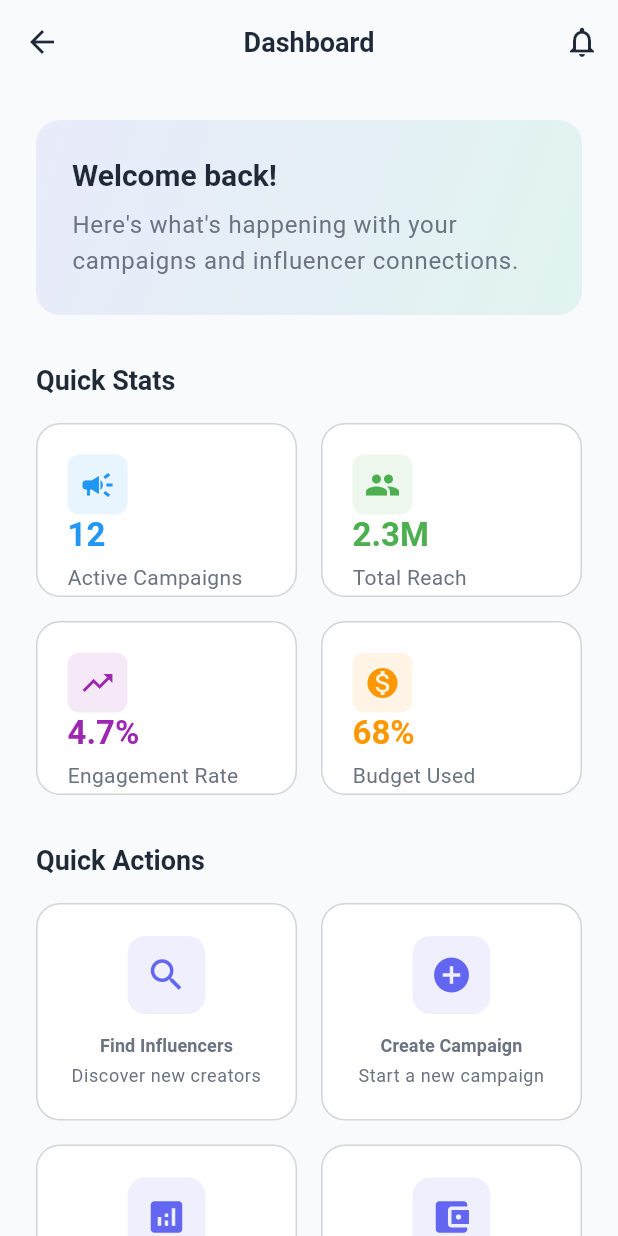
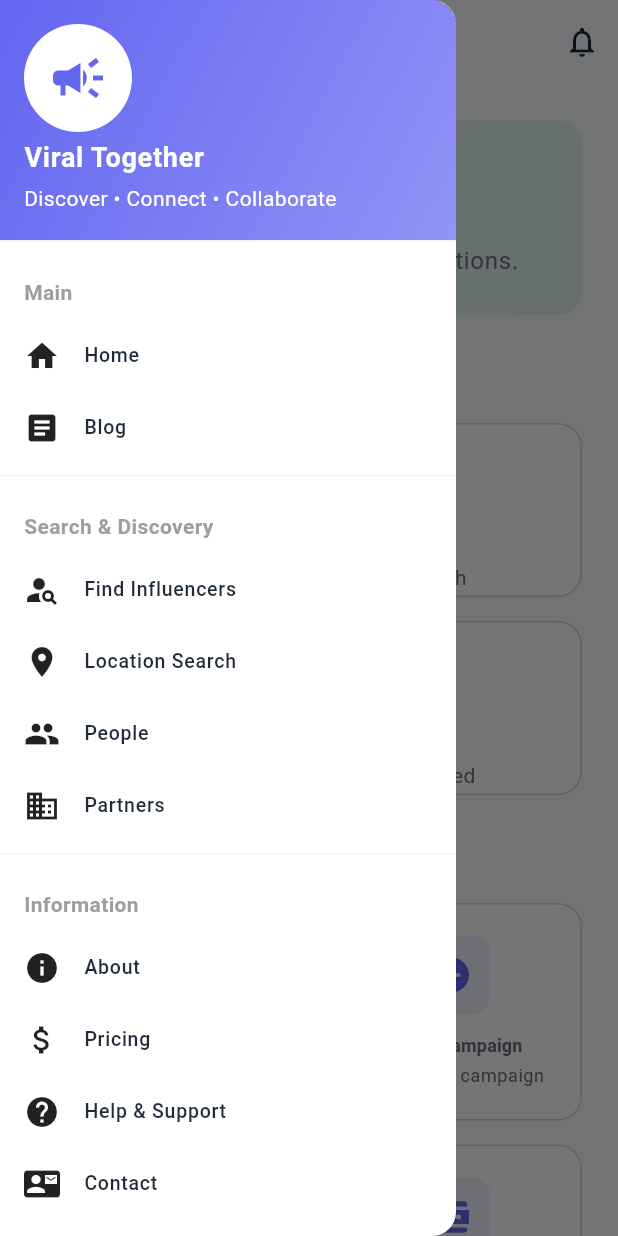
Before and after one commit to Akingbenga1/viral-together-mobile-app, a Flutter app: the DashboardPage screen opened by its route, with the side drawer open (before the commit the screen has no drawer), on a phone screen of 412 x 824 dp. Run offline on Flutter 3.47's test engine with Material 3 defaults, Android fonts, the phone set to English and light mode, and no system bars; our stand-ins replace dio, equatable, flutter_bloc, geocoding, geolocator, google_maps_flutter and 4 more; accounts and stored records are empty.

Commit message:
feat: Add AppDrawer widget and integrate into pages
Adds a reusable AppDrawer widget and includes it in multiple pages for consistent navigation.

Co-authored-by: akinbami.gbenga <akinbami.gbenga@gmail.com>

```diff
--- /dev/null
+++ b/lib/core/widgets/app_drawer.dart
@@ -0,0 +1,353 @@
+import 'package:flutter/material.dart';
+import 'package:flutter_bloc/flutter_bloc.dart';
+import '../../features/auth/bloc/auth_bloc.dart';
+import '../routes/app_router.dart';
+
+class AppDrawer extends StatelessWidget {
+  const AppDrawer({super.key});
+
+  @override
+  Widget build(BuildContext context) {
+    return BlocBuilder<AuthBloc, AuthState>(
+      builder: (context, authState) {
+        final isAuthenticated = authState is AuthAuthenticated;
+        final isAdmin = authState is AuthAuthenticated &&
+                       (authState.user['role'] == 'admin' ||
+                        authState.user['isAdmin'] == true);
+
+        return Drawer(
+          child: ListView(
+            padding: EdgeInsets.zero,
+            children: [
+              // Drawer Header
+              _buildDrawerHeader(context, authState),
+
+              // Main Navigation
+              _buildSectionHeader('Main'),
+              _buildDrawerItem(
+                context,
+                icon: Icons.home,
+                title: 'Home',
+                route: AppRouter.home,
+              ),
+              _buildDrawerItem(
+                context,
+                icon: Icons.dashboard,
+                title: 'Dashboard',
+                route: AppRouter.dashboard,
+                requireAuth: true,
+                isAuthenticated: isAuthenticated,
+              ),
+              _buildDrawerItem(
+                context,
+                icon: Icons.article,
+                title: 'Blog',
+                route: AppRouter.blog,
+              ),
+
+              const Divider(),
+
+              // Search & Discovery
+              _buildSectionHeader('Search & Discovery'),
+              _buildDrawerItem(
+                context,
+                icon: Icons.person_search,
+                title: 'Find Influencers',
+                route: AppRouter.influencerSearch,
+              ),
+              _buildDrawerItem(
+                context,
+                icon: Icons.location_on,
+                title: 'Location Search',
+                route: AppRouter.locationSearch,
+              ),
+              _buildDrawerItem(
+                context,
+                icon: Icons.people,
+                title: 'People',
+                route: AppRouter.people,
+              ),
+              _buildDrawerItem(
+                context,
+                icon: Icons.business,
+                title: 'Partners',
+                route: AppRouter.partners,
+              ),
+
+              const Divider(),
+
+              // Account & Profile
+              if (isAuthenticated) ...[
+                _buildSectionHeader('Account'),
+                _buildDrawerItem(
+                  context,
+                  icon: Icons.person,
+                  title: 'Profile',
+                  route: AppRouter.profile,
+                  requireAuth: true,
+                  isAuthenticated: isAuthenticated,
+                ),
+              ],
+
+              // Admin Section (Only visible to admin users)
+              if (isAdmin) ...[
+                const Divider(),
+                _buildSectionHeader('Admin'),
+                _buildDrawerItem(
+                  context,
+                  icon: Icons.analytics,
+                  title: 'Analytics',
+                  route: AppRouter.adminAnalytics,
+                  requireAuth: true,
+                  isAuthenticated: isAuthenticated,
+                ),
+                _buildDrawerItem(
+                  context,
+                  icon: Icons.business,
+                  title: 'Businesses',
+                  route: AppRouter.adminBusinesses,
+                  requireAuth: true,
+                  isAuthenticated: isAuthenticated,
+                ),
+                _buildDrawerItem(
+                  context,
+                  icon: Icons.star,
+                  title: 'Influencers',
+                  route: AppRouter.adminInfluencers,
+                  requireAuth: true,
+                  isAuthenticated: isAuthenticated,
+                ),
+                _buildDrawerItem(
+                  context,
+                  icon: Icons.attach_money,
+                  title: 'Revenue',
+                  route: AppRouter.adminRevenue,
+                  requireAuth: true,
+                  isAuthenticated: isAuthenticated,
+                ),
+                _buildDrawerItem(
+                  context,
+                  icon: Icons.subscriptions,
+                  title: 'Subscriptions',
+                  route: AppRouter.adminSubscriptions,
+                  requireAuth: true,
+                  isAuthenticated: isAuthenticated,
+                ),
+                const Divider(),
+              ],
+
+              // Information & Support
+              _buildSectionHeader('Information'),
+              _buildDrawerItem(
+                context,
+                icon: Icons.info,
+                title: 'About',
+                route: AppRouter.about,
+              ),
+              _buildDrawerItem(
+                context,
+                icon: Icons.attach_money,
+                title: 'Pricing',
+                route: AppRouter.pricing,
+              ),
+              _buildDrawerItem(
+                context,
+                icon: Icons.help,
+                title: 'Help & Support',
+                route: AppRouter.help,
+              ),
+              _buildDrawerItem(
+                context,
+                icon: Icons.contact_mail,
+                title: 'Contact',
+                route: AppRouter.contact,
+              ),
+              _buildDrawerItem(
+                context,
+                icon: Icons.privacy_tip,
+                title: 'Privacy Policy',
+                route: AppRouter.privacy,
+              ),
+
+              const Divider(),
+
+              // Authentication Actions
+              if (isAuthenticated)
+                _buildDrawerItem(
+                  context,
+                  icon: Icons.logout,
+                  title: 'Sign Out',
+                  onTap: () => _signOut(context),
+                  isDestructive: true,
+                )
+              else ...[
+                _buildDrawerItem(
+                  context,
+                  icon: Icons.login,
+                  title: 'Sign In',
+                  route: AppRouter.login,
+                ),
+                _buildDrawerItem(
+                  context,
+                  icon: Icons.person_add,
+                  title: 'Register',
+                  route: AppRouter.register,
+                ),
+              ],
+
+              // Add some bottom padding
+              const SizedBox(height: 20),
+            ],
+          ),
+        );
+      },
+    );
+  }
+
+  Widget _buildDrawerHeader(BuildContext context, AuthState authState) {
+    return UserAccountsDrawerHeader(
+      decoration: BoxDecoration(
+        gradient: LinearGradient(
+          begin: Alignment.topLeft,
+          end: Alignment.bottomRight,
+          colors: [
+            Theme.of(context).primaryColor,
+            Theme.of(context).primaryColor.withOpacity(0.7),
+          ],
+        ),
+      ),
+      accountName: Text(
+        authState is AuthAuthenticated
+            ? authState.user['name'] ?? authState.user['username'] ?? 'User'
+            : 'Viral Together',
+        style: const TextStyle(
+          fontWeight: FontWeight.bold,
+          fontSize: 18,
+        ),
+      ),
+      accountEmail: Text(
+        authState is AuthAuthenticated
+            ? authState.user['email'] ?? 'user@example.com'
+            : 'Discover • Connect • Collaborate',
+        style: const TextStyle(fontSize: 14),
+      ),
+      currentAccountPicture: CircleAvatar(
+        backgroundColor: Colors.white,
+        child: authState is AuthAuthenticated
+            ? (authState.user['profileImage'] != null
+                ? ClipOval(
+                    child: Image.network(
+                      authState.user['profileImage'],
+                      width: 70,
+                      height: 70,
+                      fit: BoxFit.cover,
+                      errorBuilder: (context, error, stackTrace) {
+                        return const Icon(
+                          Icons.person,
+                          size: 40,
+                          color: Colors.grey,
+                        );
+                      },
+                    ),
+                  )
+                : const Icon(
+                    Icons.person,
+                    size: 40,
+                    color: Colors.grey,
+                  ))
+            : Icon(
+                Icons.campaign,
+                size: 40,
+                color: Theme.of(context).primaryColor,
+              ),
+      ),
+    );
+  }
+
+  Widget _buildSectionHeader(String title) {
+    return Padding(
+      padding: const EdgeInsets.fromLTRB(16, 16, 16, 8),
+      child: Text(
+        title,
+        style: const TextStyle(
+          fontSize: 14,
+          fontWeight: FontWeight.bold,
+          color: Colors.grey,
+        ),
+      ),
+    );
+  }
+
+  Widget _buildDrawerItem(
+    BuildContext context, {
+    required IconData icon,
+    required String title,
+    String? route,
+    VoidCallback? onTap,
+    bool requireAuth = false,
+    bool isAuthenticated = false,
+    bool isDestructive = false,
+  }) {
+    // If authentication is required but user is not authenticated, don't show the item
+    if (requireAuth && !isAuthenticated) {
+      return const SizedBox.shrink();
+    }
+
+    return ListTile(
+      leading: Icon(
+        icon,
+        color: isDestructive
+            ? Colors.red
+            : Theme.of(context).iconTheme.color,
+      ),
+      title: Text(
+        title,
+        style: TextStyle(
+          color: isDestructive
+              ? Colors.red
+              : Theme.of(context).textTheme.bodyLarge?.color,
+          fontWeight: FontWeight.w500,
+        ),
+      ),
+      onTap: onTap ?? () {
+        Navigator.pop(context); // Close drawer
+        if (route != null) {
+          Navigator.pushNamed(context, route);
+        }
+      },
+      dense: true,
+    );
+  }
+
+  void _signOut(BuildContext context) {
+    Navigator.pop(context); // Close drawer first
+    showDialog(
+      context: context,
+      builder: (BuildContext context) {
+        return AlertDialog(
+          title: const Text('Sign Out'),
+          content: const Text('Are you sure you want to sign out?'),
+          actions: [
+            TextButton(
+              onPressed: () => Navigator.pop(context),
+              child: const Text('Cancel'),
+            ),
+            TextButton(
+              onPressed: () {
+                Navigator.pop(context);
+                context.read<AuthBloc>().add(AuthLogoutRequested());
+                Navigator.pushNamedAndRemoveUntil(
+                  context,
+                  AppRouter.home,
+                  (route) => false,
+                );
+              },
+              style: TextButton.styleFrom(foregroundColor: Colors.red),
+              child: const Text('Sign Out'),
+            ),
+          ],
+        );
+      },
+    );
+  }
+}
--- a/lib/features/dashboard/presentation/pages/dashboard_page.dart
+++ b/lib/features/dashboard/presentation/pages/dashboard_page.dart
@@ -2,6 +2,7 @@ import 'package:flutter/material.dart';
 import 'package:flutter_bloc/flutter_bloc.dart';
 
 import '../../../../core/theme/app_theme.dart';
+import '../../../../core/widgets/app_drawer.dart';
 import '../../../auth/bloc/auth_bloc.dart';
 
 class DashboardPage extends StatelessWidget {
@@ -11,6 +12,7 @@ class DashboardPage extends StatelessWidget {
   Widget build(BuildContext context) {
     return Scaffold(
       backgroundColor: Theme.of(context).colorScheme.background,
+      drawer: const AppDrawer(),
       appBar: AppBar(
         title: const Text('Dashboard'),
         backgroundColor: Colors.transparent,
--- a/lib/features/home/presentation/pages/home_page.dart
+++ b/lib/features/home/presentation/pages/home_page.dart
@@ -3,6 +3,7 @@ import 'package:flutter_bloc/flutter_bloc.dart';
 
 import '../../../../core/theme/app_theme.dart';
 import '../../../../core/routes/app_router.dart';
+import '../../../../core/widgets/app_drawer.dart';
 import '../../../auth/bloc/auth_bloc.dart';
 import '../widgets/influencer_card.dart';
 import '../widgets/search_bar_widget.dart';
@@ -39,6 +40,7 @@ class _HomePageState extends State<HomePage> {
   Widget build(BuildContext context) {
     return Scaffold(
       backgroundColor: Theme.of(context).colorScheme.background,
+      drawer: const AppDrawer(),
       body: PageView(
         controller: _pageController,
         onPageChanged: (index) {
--- a/lib/features/influencer/presentation/pages/influencer_search_page.dart
+++ b/lib/features/influencer/presentation/pages/influencer_search_page.dart
@@ -3,6 +3,7 @@ import 'package:flutter_bloc/flutter_bloc.dart';
 
 import '../../../../core/theme/app_theme.dart';
 import '../../../../core/routes/app_router.dart';
+import '../../../../core/widgets/app_drawer.dart';
 import '../../bloc/influencer_bloc.dart';
 import '../widgets/influencer_card.dart';
 import '../../domain/entities/influencer.dart';
@@ -68,6 +69,7 @@ class _InfluencerSearchPageState extends State<InfluencerSearchPage> {
   Widget build(BuildContext context) {
     return Scaffold(
       backgroundColor: Theme.of(context).colorScheme.background,
+      drawer: const AppDrawer(),
       appBar: AppBar(
         title: const Text('Search Influencers'),
         elevation: 0,
--- a/lib/features/profile/presentation/pages/profile_page.dart
+++ b/lib/features/profile/presentation/pages/profile_page.dart
@@ -3,6 +3,7 @@ import 'package:flutter_bloc/flutter_bloc.dart';
 
 import '../../../../core/theme/app_theme.dart';
 import '../../../../core/routes/app_router.dart';
+import '../../../../core/widgets/app_drawer.dart';
 import '../../../auth/bloc/auth_bloc.dart';
 
 class ProfilePage extends StatelessWidget {
@@ -12,6 +13,7 @@ class ProfilePage extends StatelessWidget {
   Widget build(BuildContext context) {
     return Scaffold(
       backgroundColor: Theme.of(context).colorScheme.background,
+      drawer: const AppDrawer(),
       appBar: AppBar(
         title: const Text('Profile'),
         elevation: 0,
```
